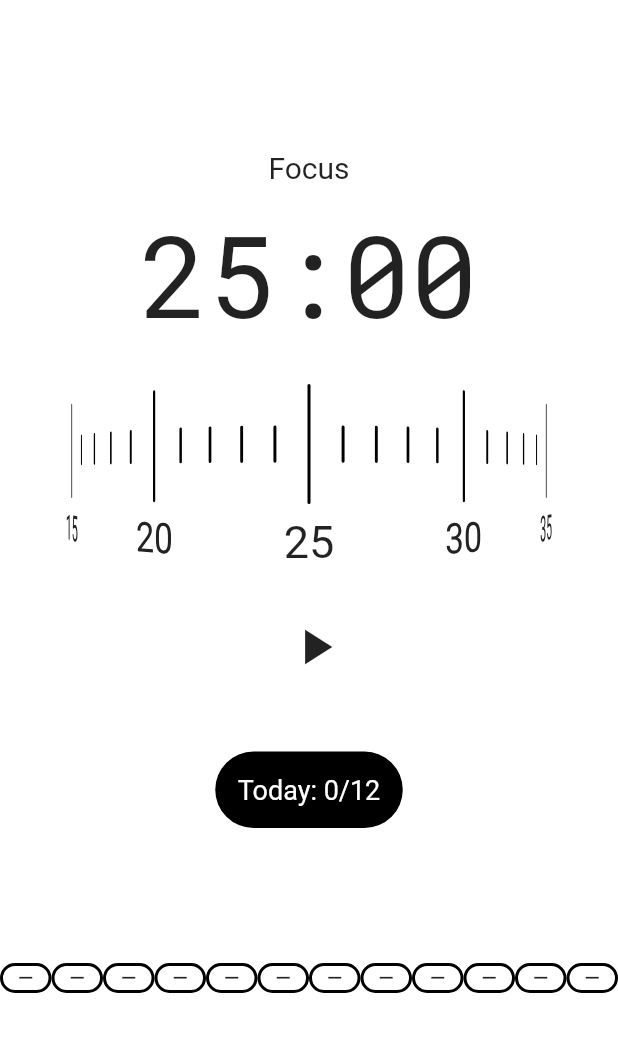
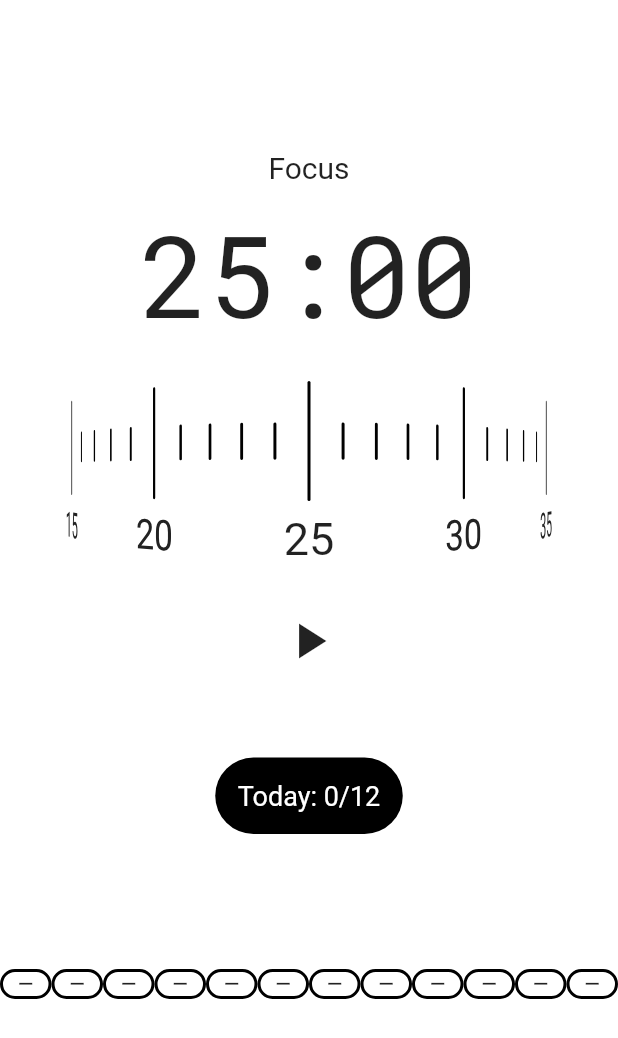
Before and after one commit to ptuzinek/Pomodoro_App, a Flutter app: the screen it shows after launch, on a phone screen of 412 x 824 dp. Shown: the top 1038 px of the screen. Run offline on Flutter 3.47's test engine with Material 2 defaults, Android fonts, the phone set to English and light mode, and no system bars; our stand-ins replace bloc, equatable, flutter_bloc.

Commit message:
Button for skipping break. Fixed Icon going off center

```diff
--- a/lib/presentation/screens/home_screen.dart
+++ b/lib/presentation/screens/home_screen.dart
@@ -72,10 +72,20 @@
                 onNotification: onNotification,
               ),
             ),
+            SizedBox(
+              width: 300,
+              child: Stack(
+                alignment: AlignmentDirectional.center,
+                children: [
                   IconButton(
+                    iconSize: 40,
                     icon: isPaused
-                  ? Icon(Icons.play_arrow, size: 40)
-                  : Icon(Icons.pause, size: 40),
+                        ? Icon(
+                            Icons.play_arrow,
+                          )
+                        : Icon(
+                            Icons.pause,
+                          ),
                     onPressed: () {
                       if (isPaused) {
                         startCountdown();
@@ -84,6 +94,37 @@
                         pauseCountdownAndRotation();
                       }
                     },
+                  ),
+                  isFocus
+                      ? Container()
+                      : Positioned.fill(
+                          child: Align(
+                            alignment: Alignment.centerRight,
+                            child: IconButton(
+                              iconSize: 35,
+                              onPressed: () {
+                                timer?.cancel();
+                                setState(() {
+                                  // Change the session, rotate the clock to starting position,
+                                  // reset the clock.
+                                  isFocus = !isFocus;
+                                  controller.jumpToItem(24);
+                                  minutes = 25;
+                                  seconds = 0;
+
+                                  startCountdown();
+                                  turnTheClock();
+                                });
+                                print('Skipped the Break');
+                              },
+                              icon: Icon(
+                                Icons.skip_next,
+                              ),
+                            ),
+                          ),
+                        ),
+                ],
+              ),
             ),
             SizedBox(
               height: 50,
--- a/lib/presentation/widgets/progress_bar.dart
+++ b/lib/presentation/widgets/progress_bar.dart
@@ -15,7 +15,8 @@
     List<Widget> list = [];
     for (int i = 0; i < 12; i++) {
       list.add(
-        Stack(
+        SizedBox(
+          child: Stack(
             alignment: AlignmentDirectional.center,
             children: [
               Container(
@@ -45,6 +46,7 @@
                       child: Icon(Icons.remove, size: 15)),
             ],
           ),
+        ),
       );
     }
     return Row(
```
Lines whose indentation alone changed are shown as unchanged.
